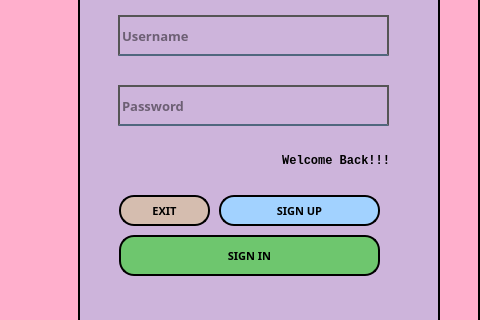
Old version of the form ui/ui/SignIn.ui in the repository saqlainrai/DSA-Final-Project; both pictures show x 321 to 801 and y 205 to 525 of the 801 by 613 pixel window.
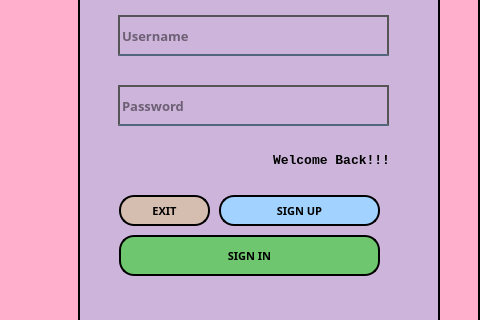
New version of the form. Icons and pictures are not drawn.

```diff
--- a/ui/ui/SignIn.ui
+++ b/ui/ui/SignIn.ui
@@ -287,6 +287,7 @@
      <property name="font">
       <font>
        <family>Courier New</family>
+       <pointsize>10</pointsize>
        <weight>75</weight>
        <bold>true</bold>
       </font>
```
Left out of the diff: 2 changed lines with no effect on the pictures.
